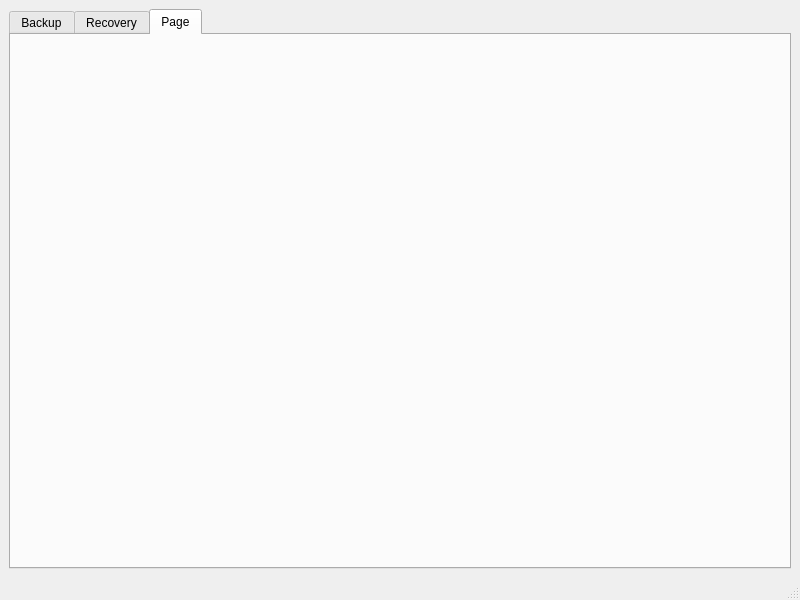
Qt form mainwindow.ui (KenNN99/QT_Backup) before a commit.
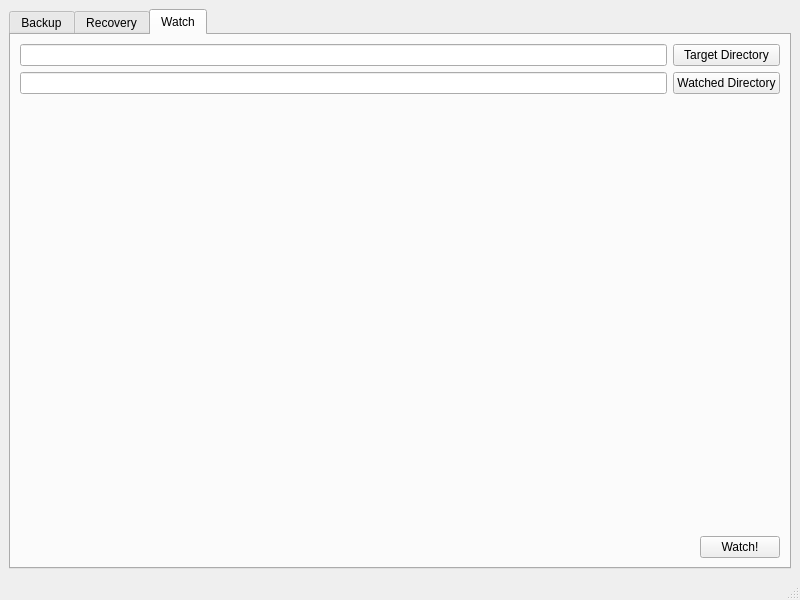
The same form after that commit. The open tabs and pages were chosen to show the change.

Diff of the .ui file:
```diff
--- a/mainwindow.ui
+++ b/mainwindow.ui
@@ -258,8 +258,62 @@
       </widget>
       <widget class="QWidget" name="tab_3">
        <attribute name="title">
-        <string>Page</string>
+        <string>Watch</string>
        </attribute>
+       <layout class="QVBoxLayout" name="verticalLayout_4" stretch="0,200,0">
+        <item>
+         <layout class="QGridLayout" name="gridLayout_5" rowstretch="5,0" columnstretch="15,0,0">
+          <item row="0" column="2">
+           <widget class="QPushButton" name="pushButton_3">
+            <property name="text">
+             <string>Target Directory</string>
+            </property>
+           </widget>
+          </item>
+          <item row="1" column="0">
+           <widget class="QLineEdit" name="dir_display_3"/>
+          </item>
+          <item row="0" column="0">
+           <widget class="QLineEdit" name="lineEdit_4"/>
+          </item>
+          <item row="1" column="2">
+           <widget class="QPushButton" name="OpenDir_3">
+            <property name="text">
+             <string>Watched Directory</string>
+            </property>
+           </widget>
+          </item>
+         </layout>
+        </item>
+        <item>
+         <widget class="QLabel" name="label">
+          <property name="text">
+           <string/>
+          </property>
+          <property name="alignment">
+           <set>Qt::AlignCenter</set>
+          </property>
+         </widget>
+        </item>
+        <item>
+         <layout class="QHBoxLayout" name="horizontalLayout" stretch="10,0">
+          <item>
+           <widget class="QLabel" name="label_2">
+            <property name="text">
+             <string/>
+            </property>
+           </widget>
+          </item>
+          <item>
+           <widget class="QPushButton" name="pushButton_4">
+            <property name="text">
+             <string>Watch!</string>
+            </property>
+           </widget>
+          </item>
+         </layout>
+        </item>
+       </layout>
       </widget>
      </widget>
     </item>
```
Left out of the diff: 2 changed lines with no effect on the pictures.
